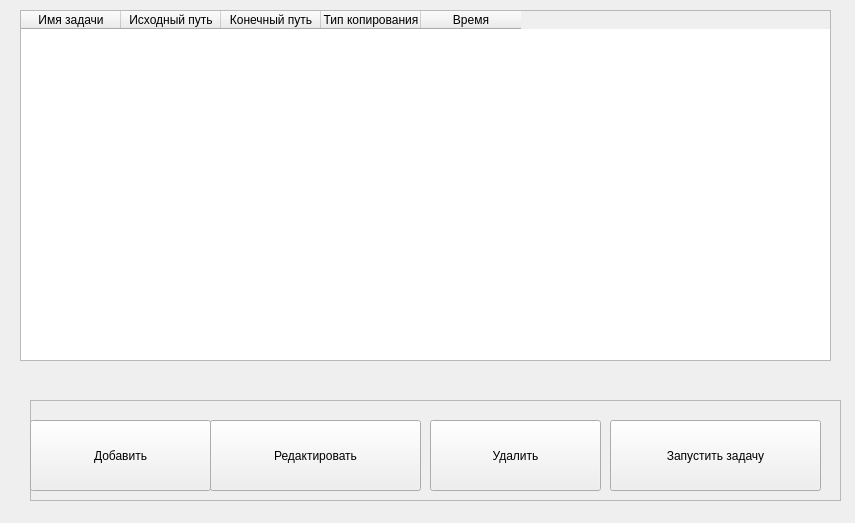
The window that ui/pages/shedule.ui (NataCher/Dat-Back) describes before a commit, drawn with Qt 5.
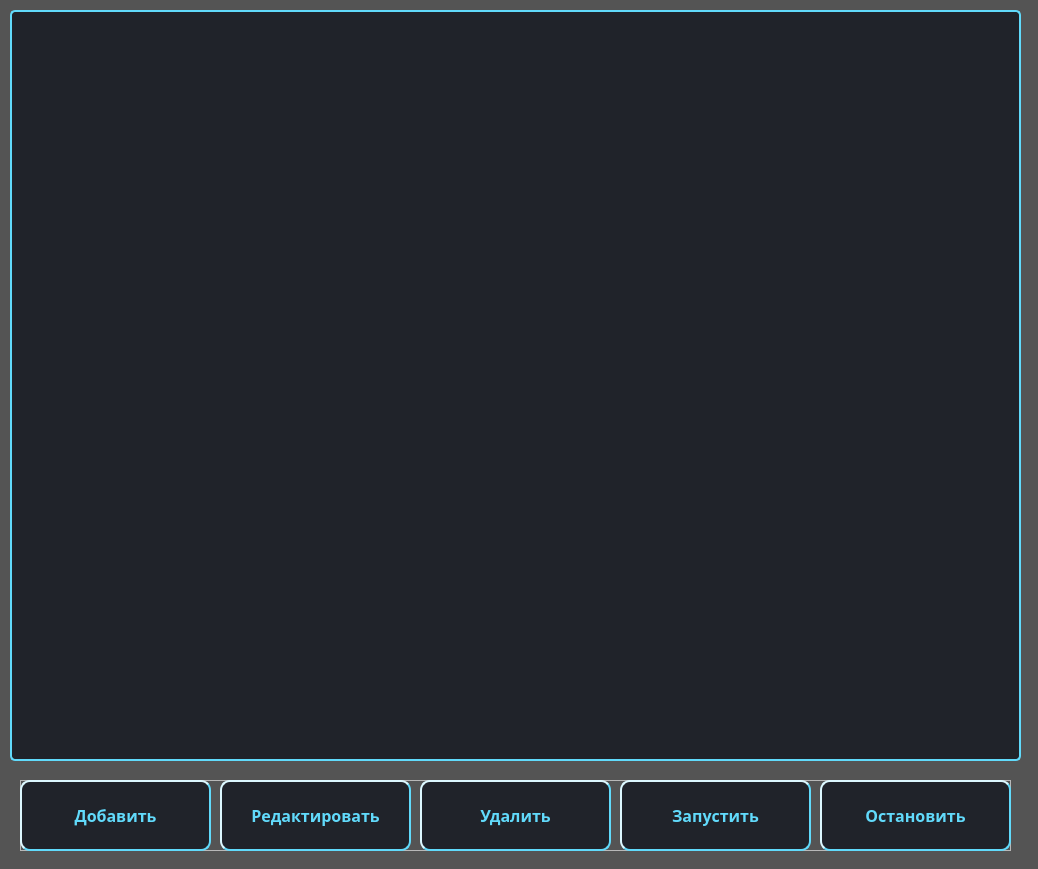
The same window after the commit. Icons and pictures are not drawn.

What changed in the file:
```diff
--- a/ui/pages/shedule.ui
+++ b/ui/pages/shedule.ui
@@ -6,65 +6,94 @@
    <rect>
     <x>0</x>
     <y>0</y>
-    <width>855</width>
-    <height>523</height>
+    <width>1038</width>
+    <height>869</height>
    </rect>
   </property>
   <property name="windowTitle">
    <string>Задачи</string>
   </property>
+  <property name="windowIcon">
+   <iconset>
+    <normaloff>../../static/icons/Folder-Backups.ico</normaloff>../../static/icons/Folder-Backups.ico</iconset>
+  </property>
+  <property name="styleSheet">
+   <string notr="true">            QMainWindow {
+                background-color: #545454; 
+                color: #FFFFFF;
+            }</string>
+  </property>
   <widget class="QWidget" name="centralwidget">
    <widget class="QWidget" name="widget" native="true">
     <property name="geometry">
      <rect>
-      <x>10</x>
+      <x>0</x>
       <y>0</y>
-      <width>841</width>
-      <height>511</height>
+      <width>1041</width>
+      <height>881</height>
      </rect>
     </property>
+    <property name="styleSheet">
+     <string notr="true"/>
+    </property>
     <widget class="QTableWidget" name="taskTable">
      <property name="geometry">
       <rect>
        <x>10</x>
        <y>10</y>
-       <width>811</width>
-       <height>351</height>
+       <width>1011</width>
+       <height>751</height>
       </rect>
      </property>
-     <column>
-      <property name="text">
-       <string>Имя задачи</string>
-      </property>
-     </column>
-     <column>
-      <property name="text">
-       <string>Исходный путь</string>
-      </property>
-     </column>
-     <column>
-      <property name="text">
-       <string>Конечный путь</string>
-      </property>
-     </column>
-     <column>
-      <property name="text">
-       <string>Тип копирования</string>
-      </property>
-     </column>
-     <column>
-      <property name="text">
-       <string>Время</string>
-      </property>
-     </column>
+     <property name="font">
+      <font>
+       <pointsize>9</pointsize>
+      </font>
+     </property>
+     <property name="styleSheet">
+      <string notr="true">QTableView {
+    background-color: #20232A;
+    color: #61dafb;
+    gridline-color: #61dafb;
+    border: 2px solid #61dafb;
+    border-radius: 5px;
+    selection-color: #20232A;
+    selection-background-color: #61dafb;
+}
+
+QHeaderView::section {
+    background-color: #20232A;
+    color: #61dafb;
+    padding: 6px;
+    border: 1px solid #61dafb;
+    font: bold 16px;
+}
+
+QTableView::item {
+    background-color: #20232A;
+    color: #61dafb;
+}
+
+QTableView::item:first {
+    background-color: #20232A;
+    color: #61dafb;
+}
+QLabel {
+    color: #61dafb;
+    font: bold 16px;
+}
+
+
+</string>
+     </property>
     </widget>
     <widget class="QFrame" name="frame">
      <property name="geometry">
       <rect>
        <x>20</x>
-       <y>400</y>
-       <width>811</width>
-       <height>101</height>
+       <y>780</y>
+       <width>991</width>
+       <height>71</height>
       </rect>
      </property>
      <property name="frameShape">
@@ -77,11 +106,43 @@
       <property name="geometry">
        <rect>
         <x>0</x>
-        <y>20</y>
-        <width>181</width>
+        <y>0</y>
+        <width>191</width>
         <height>71</height>
        </rect>
       </property>
+      <property name="font">
+       <font>
+        <family>Century Gothic</family>
+        <pointsize>12</pointsize>
+        <weight>75</weight>
+        <bold>true</bold>
+       </font>
+      </property>
+      <property name="styleSheet">
+       <string notr="true">            QWidget {
+                background-color: #20232A;
+                color: #61dafb;
+            }
+QPushButton {
+                border-style: outset;
+                border-width: 2px;
+                border-radius: 10px;
+                min-width: 10em;
+                padding: 6px;
+}
+QPushButton:hover {
+background-color: #1f3861;
+}
+QPushButton:pressed {
+background-color: #1c4483;
+
+}
+            QLabel {
+                color: #61dafb;
+            }
+</string>
+      </property>
       <property name="text">
        <string>Добавить</string>
       </property>
@@ -89,25 +150,134 @@
      <widget class="QPushButton" name="editButton">
       <property name="geometry">
        <rect>
-        <x>180</x>
-        <y>20</y>
-        <width>211</width>
+        <x>600</x>
+        <y>0</y>
+        <width>191</width>
         <height>71</height>
        </rect>
       </property>
+      <property name="font">
+       <font>
+        <family>Century Gothic</family>
+        <pointsize>12</pointsize>
+        <weight>75</weight>
+        <bold>true</bold>
+       </font>
+      </property>
+      <property name="styleSheet">
+       <string notr="true">            QWidget {
+                background-color: #20232A;
+                color: #61dafb;
+            }
+QPushButton {
+                border-style: outset;
+                border-width: 2px;
+                border-radius: 10px;
+                min-width: 10em;
+                padding: 6px;
+}
+QPushButton:hover {
+background-color: #1f3861;
+}
+QPushButton:pressed {
+background-color: #1c4483;
+
+}
+            QLabel {
+                color: #61dafb;
+            }
+</string>
+      </property>
       <property name="text">
-       <string>Редактировать</string>
+       <string>Запустить</string>
+      </property>
+     </widget>
+     <widget class="QPushButton" name="stopButton">
+      <property name="geometry">
+       <rect>
+        <x>800</x>
+        <y>0</y>
+        <width>191</width>
+        <height>71</height>
+       </rect>
+      </property>
+      <property name="font">
+       <font>
+        <family>Century Gothic</family>
+        <pointsize>12</pointsize>
+        <weight>75</weight>
+        <bold>true</bold>
+       </font>
+      </property>
+      <property name="styleSheet">
+       <string notr="true">            QWidget {
+                background-color: #20232A;
+                color: #61dafb;
+            }
+QPushButton {
+                border-style: outset;
+                border-width: 2px;
+                border-radius: 10px;
+                min-width: 10em;
+                padding: 6px;
+}
+QPushButton:hover {
+background-color: #1f3861;
+}
+QPushButton:pressed {
+background-color: #1c4483;
+
+}
+            QLabel {
+                color: #61dafb;
+            }
+</string>
+      </property>
+      <property name="text">
+       <string>Остановить</string>
       </property>
      </widget>
      <widget class="QPushButton" name="deleteButton">
       <property name="geometry">
        <rect>
         <x>400</x>
-        <y>20</y>
-        <width>171</width>
+        <y>0</y>
+        <width>191</width>
         <height>71</height>
        </rect>
       </property>
+      <property name="font">
+       <font>
+        <family>Century Gothic</family>
+        <pointsize>12</pointsize>
+        <weight>75</weight>
+        <bold>true</bold>
+       </font>
+      </property>
+      <property name="styleSheet">
+       <string notr="true">            QWidget {
+                background-color: #20232A;
+                color: #61dafb;
+            }
+QPushButton {
+                border-style: outset;
+                border-width: 2px;
+                border-radius: 10px;
+                min-width: 10em;
+                padding: 6px;
+}
+QPushButton:hover {
+background-color: #1f3861;
+}
+QPushButton:pressed {
+background-color: #1c4483;
+
+}
+            QLabel {
+                color: #61dafb;
+            }
+</string>
+      </property>
       <property name="text">
        <string>Удалить</string>
       </property>
@@ -115,14 +285,46 @@
      <widget class="QPushButton" name="startButton">
       <property name="geometry">
        <rect>
-        <x>580</x>
-        <y>20</y>
-        <width>211</width>
+        <x>200</x>
+        <y>0</y>
+        <width>191</width>
         <height>71</height>
        </rect>
       </property>
+      <property name="font">
+       <font>
+        <family>Century Gothic</family>
+        <pointsize>12</pointsize>
+        <weight>75</weight>
+        <bold>true</bold>
+       </font>
+      </property>
+      <property name="styleSheet">
+       <string notr="true">            QWidget {
+                background-color: #20232A;
+                color: #61dafb;
+            }
+QPushButton {
+                border-style: outset;
+                border-width: 2px;
+                border-radius: 10px;
+                min-width: 10em;
+                padding: 6px;
+}
+QPushButton:hover {
+background-color: #1f3861;
+}
+QPushButton:pressed {
+background-color: #1c4483;
+
+}
+            QLabel {
+                color: #61dafb;
+            }
+</string>
+      </property>
       <property name="text">
-       <string>Запустить задачу</string>
+       <string>Редактировать</string>
       </property>
      </widget>
     </widget>
```
Left out of the diff: 8 changed lines with no effect on the pictures.
